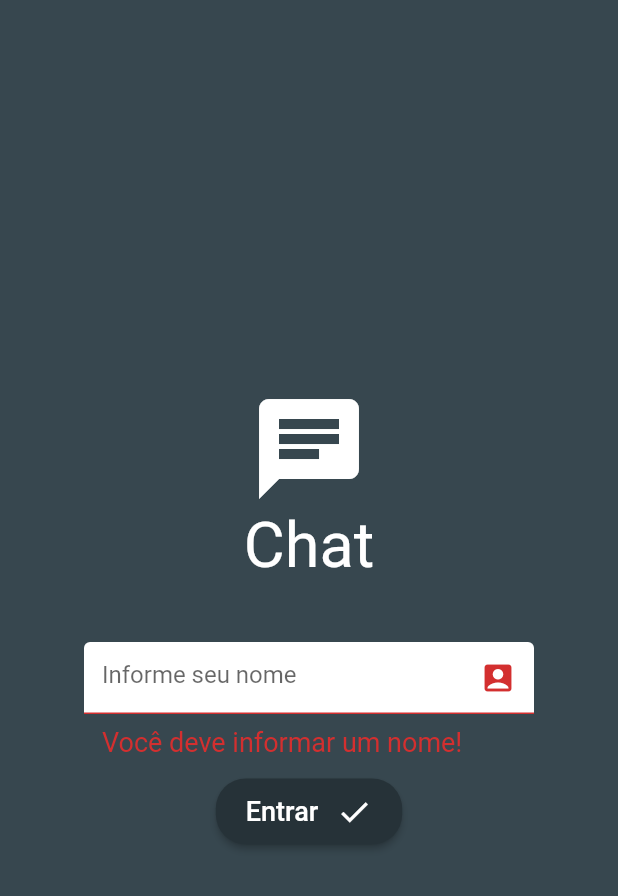
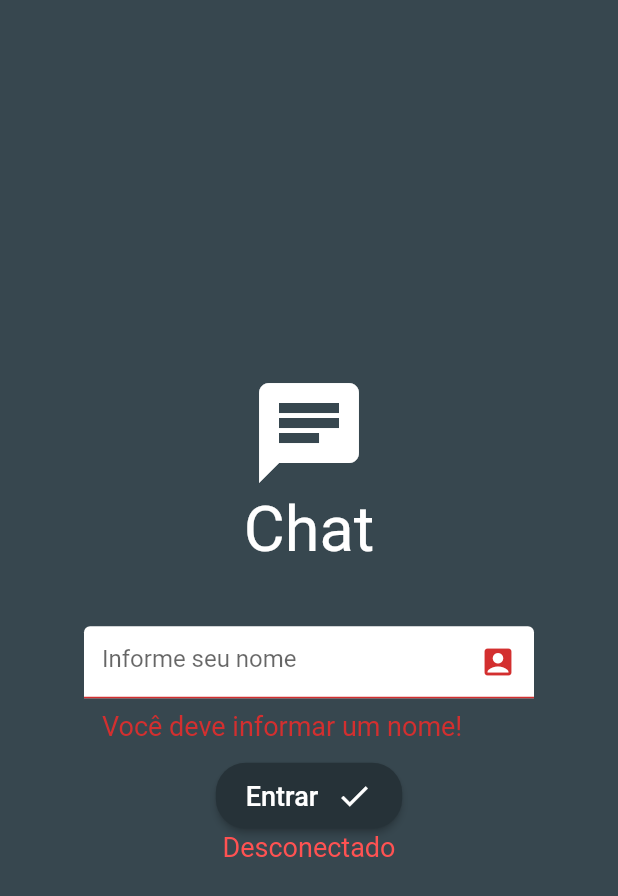
Before and after one commit to JBCFurtado/chat, a Flutter app: the screen it shows after launch, after a tap on "Entrar", on a phone screen of 412 x 824 dp. Shown: the top 896 px of the screen. Run offline on Flutter 3.47's test engine with Material 2 defaults, Android fonts, the phone set to English and light mode, and no system bars; our stand-ins replace bloc, equatable, flutter_bloc, socket_io_client; network calls fail.

Commit message:
Evento Conectado e Desconectado

```diff
--- a/lib/bloc/chat_event.dart
+++ b/lib/bloc/chat_event.dart
@@ -6,3 +6,7 @@ abstract class ChatEvent extends Equatable {
   @override
   List<Object> get props => [];
 }
+
+class EventoConectado extends ChatEvent {}
+
+class EventoDesconectado extends ChatEvent{}
--- a/lib/bloc/chat_state.dart
+++ b/lib/bloc/chat_state.dart
@@ -8,3 +8,7 @@ abstract class ChatState extends Equatable {
 }
 
 class ChatInitial extends ChatState {}
+
+class EstadoConectado extends ChatState {}
+
+class EstadoDesconectado extends ChatState {}
--- a/lib/screens/login.dart
+++ b/lib/screens/login.dart
@@ -1,15 +1,14 @@
+import 'package:chat/bloc/chat_bloc.dart';
 import 'package:flutter/material.dart';
+import 'package:flutter_bloc/flutter_bloc.dart';
 
-class Login extends StatefulWidget {
-  @override
-  _LoginState createState() => _LoginState();
-}
-
-class _LoginState extends State<Login> {
-  final _formKey = GlobalKey<FormState>();// 5 aula
-  final _controller= TextEditingController();
+class Login extends StatelessWidget {
+  final _formKey = GlobalKey<FormState>(); // 5 aula
+  final _controller = TextEditingController();
   @override
   Widget build(BuildContext context) {
+    // ignore: close_sinks
+    final ChatBloc _bloc = context.watch<ChatBloc>();
     return Scaffold(
       backgroundColor: Colors.blueGrey[800],
       body: SingleChildScrollView(
@@ -40,9 +39,9 @@ class _LoginState extends State<Login> {
                     key: _formKey,
                     child: TextFormField(
                       controller: _controller,
-                        validator: (valor){
-                          if (valor.isEmpty){
-                            return'Você deve informar um nome!';
+                      validator: (valor) {
+                        if (valor.isEmpty) {
+                          return 'Você deve informar um nome!';
                         }
                         return null;
                       },
@@ -61,16 +60,16 @@ class _LoginState extends State<Login> {
                 SizedBox(
                   height: 12,
                 ),
-
-
                 RaisedButton(
                   onPressed: () {
-                      if (_formKey.currentState.validate()){
-                        Navigator.pushNamedAndRemoveUntil(context, '/chat', (route) => false);
-                      } else{
-                        print('Não Ok!');
+                    if (_formKey.currentState.validate()) {
+                      if (_bloc.conectado) {
+                        Navigator.pushNamedAndRemoveUntil(
+                            context, '/chat', (route) => false);
+                      } else {
+                        _aviso(context);
                       }
-
+                    }
                   },
                   padding: EdgeInsets.symmetric(vertical: 10, horizontal: 20),
                   shape: RoundedRectangleBorder(
@@ -97,6 +96,19 @@ class _LoginState extends State<Login> {
                     ],
                   ),
                 ),
+                BlocBuilder<ChatBloc, ChatState>(
+                    buildWhen: (previousState, state) {
+                  return state is EstadoConectado ||
+                      state is EstadoDesconectado;
+                }, builder: (context, state) {
+                  if (state is EstadoConectado) {
+                    return Text('Conectado',
+                        style:
+                            TextStyle(color: Colors.greenAccent, fontSize: 18));
+                  }
+                  return Text('Desconectado',
+                      style: TextStyle(color: Colors.redAccent, fontSize: 18));
+                })
               ],
             ),
           ),
@@ -104,4 +116,19 @@ class _LoginState extends State<Login> {
       ),
     );
   }
+
+  Future<void> _aviso(BuildContext context) async {
+    return showDialog<void>(
+      context: context,
+      builder: (BuildContext context) {
+        return AlertDialog(
+          title: Icon(Icons.wifi_off, size: 64, color: Colors.redAccent),
+          content: Text(
+            'Você está sem conexão!',
+            textAlign: TextAlign.center,
+          ),
+        );
+      },
+    );
   }
+}
--- a/pubspec.yaml
+++ b/pubspec.yaml
@@ -25,7 +25,7 @@ dependencies:
     sdk: flutter
   socket_io_client: ^0.9.11
   bloc: ^6.1.0
-  flutter_bloc: ^6.1.0
+  flutter_bloc: ^6.1.1
   equatable: ^1.2.5
 
 
```
Also changed, not shown: lib/bloc/chat_bloc.dart (+14 -1 lines), lib/screens/chat.dart (+11 -4 lines), pubspec.lock, 4 other files. Lines whose indentation alone changed are shown as unchanged.
